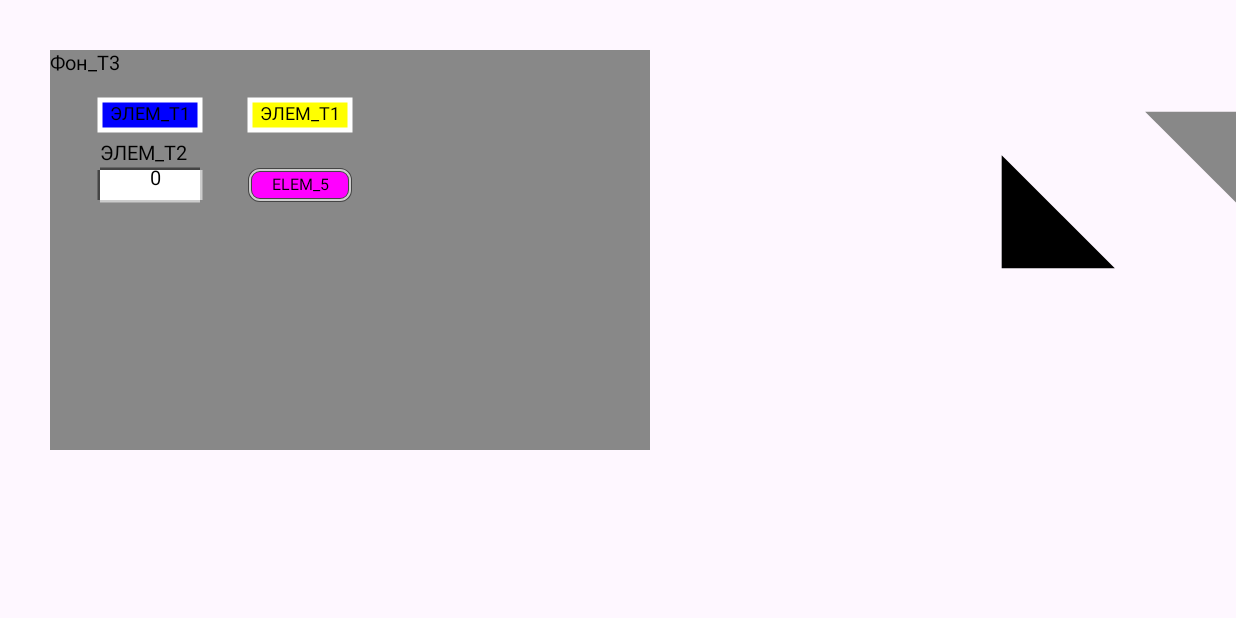
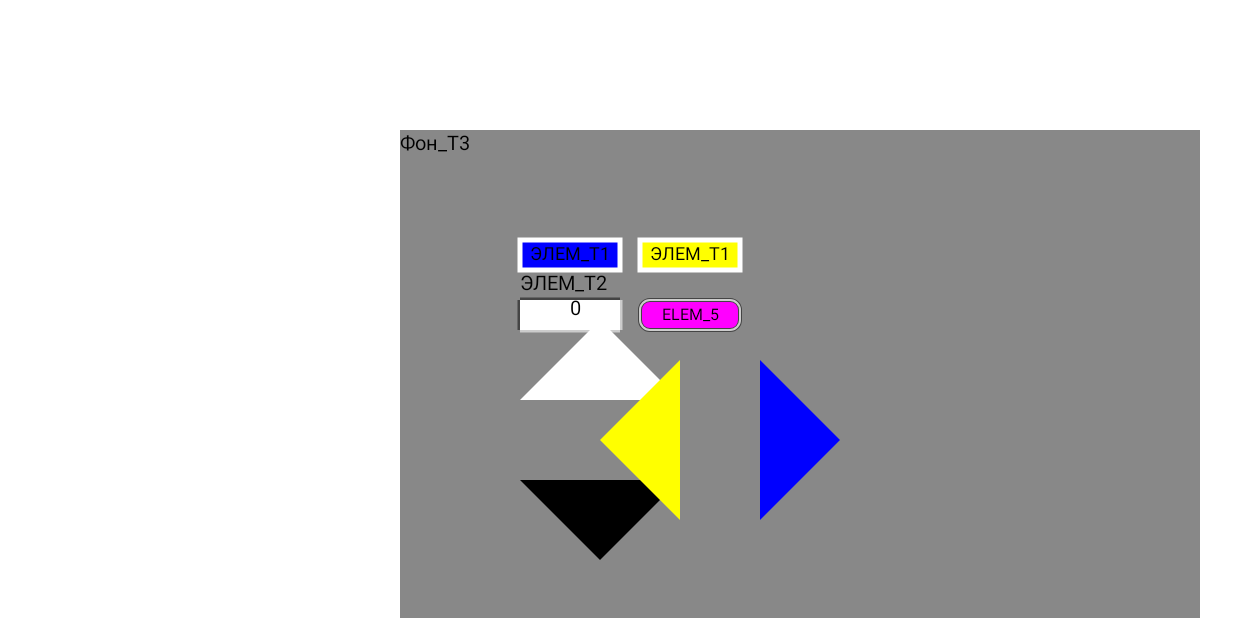
Before and after one commit to VladMozheyko/BluetoothMonitor, an Android app: the screen it shows after launch (MainActivity), on a phone screen of 824 x 412 dp (held sideways). Run offline under Robolectric (Android 15) with nearby library versions, the phone set to English and light mode, and no system bars.

Commit message:
Triangles Rotation

```diff
--- a/app/src/main/java/com/example/bluetoothmonitor/GraphElements/Type6.java
+++ b/app/src/main/java/com/example/bluetoothmonitor/GraphElements/Type6.java
@@ -4,25 +4,23 @@ import android.graphics.Canvas;
 import android.graphics.Paint;
 import android.graphics.Path;
 
-//тип 6 GrafElement_t6 - Равнобедренный треугольник - интерактивный, реагирует на касания - кнопка;
-//
-//1. GrafTouch_t5(int numberVar, String[] nameVar, int length, int width, int coordX, int coordY, int colorVar, int colorActiv, int positTriang)
-//2. Имя элемента nameVar, не выводится, может быть пустым;
-//3. Катет в пикселях - length;  // размеры
-//4. Гипотенуза в пикселях -width;  // размеры
-//5. Координата Х в пикселях - coordX;
-//6. Координата У в пикселях - coordY;
-//7. Номер цвета пассивного состояния - colorVar;
-//8. Номер цвета активного состояния - colorActiv;
-//9. Тип размещения - positTriang:  1 - "+", 2 -"-", в массиве bitMassivOutVars[] по номеру numberVar в
-//соответствующем бите должен устанавливать значение, соответствующее нажатию(касанию);
+public class Type6 extends GraphElement {
+    private int rotationAngle;
 
-public class Type6 extends GraphElement {
-    public int positTriang;
+    // Конструктор класса
+    public Type6(int numberVar, String[] nameVar, int length, int width, int coordX, int coordY, int colorIndex1, int colorIndex2, int[] globalColorArray, int rotationCode) {
+        super(numberVar, nameVar, length, width, coordX, coordY, colorIndex1, colorIndex2, globalColorArray);
+        this.rotationAngle = convertToRotationAngle(rotationCode);
+    }
 
-    public Type6(int numberVar, String[] nameVar, int length, int width, int coordX, int coordY, int colorIndex1, int colorIndex2, int[] globalColorArray, int positTriang) {
-        super(numberVar, nameVar, length, width, coordX, coordY, colorIndex1, colorIndex2, globalColorArray);
-        this.positTriang = positTriang;
+    private int convertToRotationAngle(int angleCode) {
+        switch (angleCode) {
+            case 1: return 0;
+            case 2: return 90;
+            case 3: return 180;
+            case 4: return 270;
+            default: return 0; // любое другое значение даст позицию 0
+        }
     }
 
     @Override
@@ -30,20 +28,20 @@ public class Type6 extends GraphElement {
         Paint paint = new Paint();
         paint.setColor(bitMassivInVars[numberVar] ? getColorByIndex(colorIndex2) : getColorByIndex(colorIndex1));
 
-        float rotationAngle = positTriang * 45;
+        // Создаем массив точек треугольника
+        float[] points = {
+                coordX, coordY,
+                coordX + length, coordY,
+                coordX + length / 2f, coordY - width
+        };
+        // находим центр треугольника
+        float centerX = coordX + length / 2f;
+        float centerY = coordY + width / 2f;
 
         // Сохраняем текущие параметры канваса
         canvas.save();
 
-        // Поворачиваем канвас вокруг центра треугольника
-        canvas.rotate(rotationAngle, coordX + length / 2, coordY + width / 2);
-
-        // Создаем массив точек треугольника
-        float[] points = {
-                coordX, coordY,
-                coordX + length, coordY,
-                coordX + length / 2, positTriang % 2 == 0 ? coordY - width : coordY + width
-        };
+        canvas.rotate(rotationAngle, centerX, centerY); // повернули канву
 
         canvas.drawPath(createPath(points), paint);
 
--- a/app/src/main/java/com/example/bluetoothmonitor/MyView.java
+++ b/app/src/main/java/com/example/bluetoothmonitor/MyView.java
@@ -23,10 +23,13 @@ import java.util.List;
 
 public class MyView extends androidx.appcompat.widget.AppCompatImageView {
     TextPaint paint = new TextPaint(Paint.ANTI_ALIAS_FLAG);
-    int delHeight = 5, delWidth = 13;
+    int delHeight = 255, delWidth = 255;
     int unitH, unitW;
     boolean flag = true;
     int counter = 5;
+
+    int[] globalColors = new int[]{Color.BLACK, Color.WHITE, Color.YELLOW, Color.RED, Color.BLUE,
+            Color.MAGENTA, Color.GRAY, Color.MAGENTA, Color.LTGRAY};
 
     private List<GraphElement> elements;
 
@@ -48,43 +51,9 @@ public class MyView extends androidx.appcompat.widget.AppCompatImageView {
     private void init() {
         elements = new ArrayList<>();
 
-        int[] globalColors = new int[]{Color.BLACK, Color.WHITE, Color.YELLOW, Color.RED, Color.BLUE,
-        Color.MAGENTA, Color.GRAY, Color.MAGENTA, Color.LTGRAY};
 
-        Type3 type3 = new Type3(3, new String[]{"Фон_Т3"}, 600, 400,
-                50, 50, 6, globalColors);
-        addElement(type3);
 
-        Type1 type1 = new Type1(1, new String[]{"ЭЛЕМ_T1"}, 100, 30,
-                100, 100, 0, 4, globalColors);
-        addElement(type1);
 
-        Type1 type1_2 = new Type1(1, new String[]{"ЭЛЕМ_T1"}, 100, 30,
-                250, 100, 0, 2, globalColors);
-        addElement(type1_2);
-
-        Type2 type2 = new Type2(2, new String[]{"ЭЛЕМ_Т2"}, 100, 30,
-                100, 170, 1, globalColors, 1);
-        addElement(type2);
-
-//        // Создание и добавление элемента Type4 (текстовый элемент)
-//        Type4 type4 = new Type4(4, new String[]{"Текст_Т4"}, 18,
-//                300, 150, 3, globalColors);
-//        addElement(type4);
-
-        // Создание и добавление элемента Type5 (интерактивный прямоугольник)
-        Type5 type5 = new Type5(5, new String[]{"ELEM_5"}, 100, 30,
-                250, 170, 5, 0, globalColors, 1);
-        addElement(type5);
-
-//        // Создание и добавление элемента Type6 (интерактивный треугольник)
-        Type6 type6 = new Type6(6, new String[]{"Треугольник_Т6"}, 160, 80,
-                950, 200, 0, 4, globalColors, 1);
-        addElement(type6);
-
-        Type6 type7 = new Type6(6, new String[]{"Треугольник_Т6"}, 160, 80,
-                1150, 100, 6, 4, globalColors, 5);
-        addElement(type7);
 
 
     }
@@ -99,6 +68,8 @@ public class MyView extends androidx.appcompat.widget.AppCompatImageView {
         super.onDraw(canvas);
         unitH = canvas.getHeight() / delHeight;
         unitW = canvas.getWidth() / delWidth;
+
+        initTypes();
         canvas.save();
 
         boolean[] bitMassivInVars = new boolean[256];
@@ -113,6 +84,54 @@ public class MyView extends androidx.appcompat.widget.AppCompatImageView {
         paint.setAntiAlias(true);
 
         canvas.restore();
+    }
+
+    private void initTypes() {
+        Type3 type3 = new Type3(3, new String[]{"Фон_Т3"}, 800, 600,
+                100*unitW, 65*unitH, 6, globalColors);
+        addElement(type3);
+
+        Type1 type1 = new Type1(1, new String[]{"ЭЛЕМ_T1"}, 100, 30,
+                130*unitW, 120*unitH, 0, 4, globalColors);
+        addElement(type1);
+
+        Type1 type1_2 = new Type1(1, new String[]{"ЭЛЕМ_T1"}, 100, 30,
+                160*unitW, 120*unitH, 0, 2, globalColors);
+        addElement(type1_2);
+
+        Type2 type2 = new Type2(2, new String[]{"ЭЛЕМ_Т2"}, 100, 30,
+                130*unitW, 150*unitH, 1, globalColors, 1);
+        addElement(type2);
+
+//        // Создание и добавление элемента Type4 (текстовый элемент)
+//        Type4 type4 = new Type4(4, new String[]{"Текст_Т4"}, 18,
+//                300, 150, 3, globalColors);
+//        addElement(type4);
+
+        // Создание и добавление элемента Type5 (интерактивный прямоугольник)
+        Type5 type5 = new Type5(5, new String[]{"ELEM_5"}, 100, 30,
+                160*unitW, 150*unitH, 5, 0, globalColors, 1);
+        addElement(type5);
+
+//        // Создание и добавление элемента Type6 (интерактивный треугольник)
+        Type6 type6 = new Type6(6, new String[]{"Треугольник_Т6"}, 160, 80,
+                130*unitW, 200*unitH, 1, 3, globalColors, 1);
+        addElement(type6);
+
+        Type6 type7 = new Type6(6, new String[]{"Треугольник_Т6"}, 160, 80,
+                130*unitW, 200*unitH, 0, 5, globalColors, 3
+        );
+        addElement(type7);
+
+        Type6 type8 = new Type6(6, new String[]{"Треугольник_Т6"}, 160, 80,
+                160*unitW, 200*unitH, 4, 5, globalColors, 2
+        );
+        addElement(type8);
+
+        Type6 type9 = new Type6(6, new String[]{"Треугольник_Т6"}, 160, 80,
+                160*unitW, 200*unitH, 2, 5, globalColors, 4
+        );
+        addElement(type9);
     }
 
 
--- a/app/src/main/res/values-night/themes.xml
+++ b/app/src/main/res/values-night/themes.xml
@@ -1,6 +1,6 @@
 <resources xmlns:tools="http://schemas.android.com/tools">
     <!-- Base application theme. -->
-    <style name="Base.Theme.BluetoothMonitor" parent="Theme.Material3.DayNight.NoActionBar">
+    <style name="Base.Theme.BluetoothMonitor" parent="Theme.MaterialComponents.Light.NoActionBar">
         <!-- Customize your dark theme here. -->
         <!-- <item name="colorPrimary">@color/my_dark_primary</item> -->
     </style>
--- a/app/src/main/res/values/themes.xml
+++ b/app/src/main/res/values/themes.xml
@@ -1,6 +1,6 @@
 <resources xmlns:tools="http://schemas.android.com/tools">
     <!-- Base application theme. -->
-    <style name="Base.Theme.BluetoothMonitor" parent="Theme.Material3.DayNight.NoActionBar">
+    <style name="Base.Theme.BluetoothMonitor" parent="Theme.MaterialComponents.Light.NoActionBar">
         <!-- Customize your light theme here. -->
         <!-- <item name="colorPrimary">@color/my_light_primary</item> -->
     </style>
```
